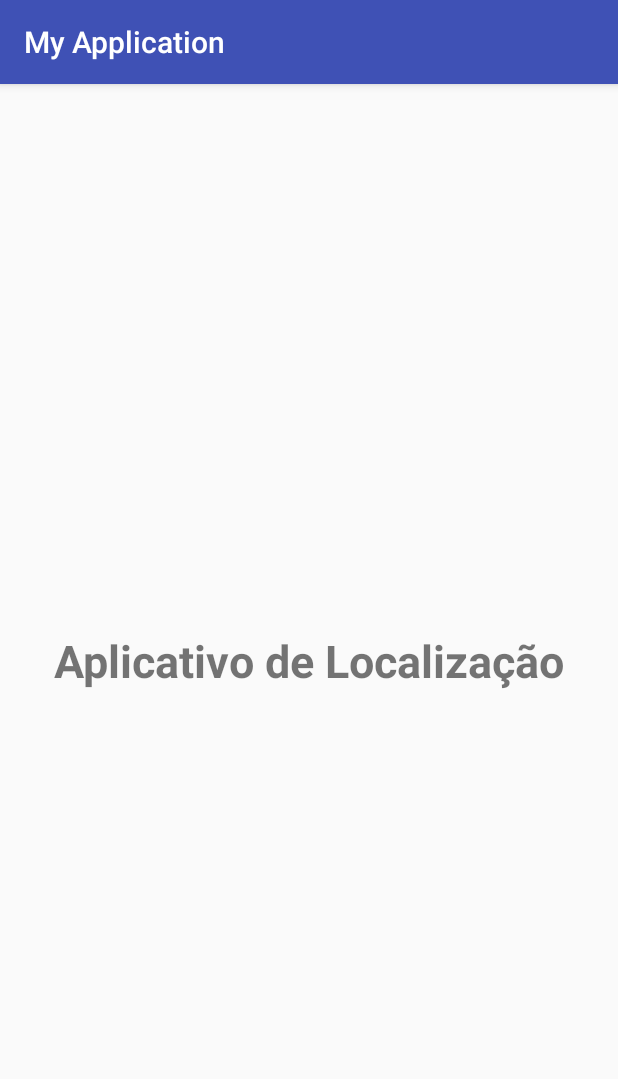
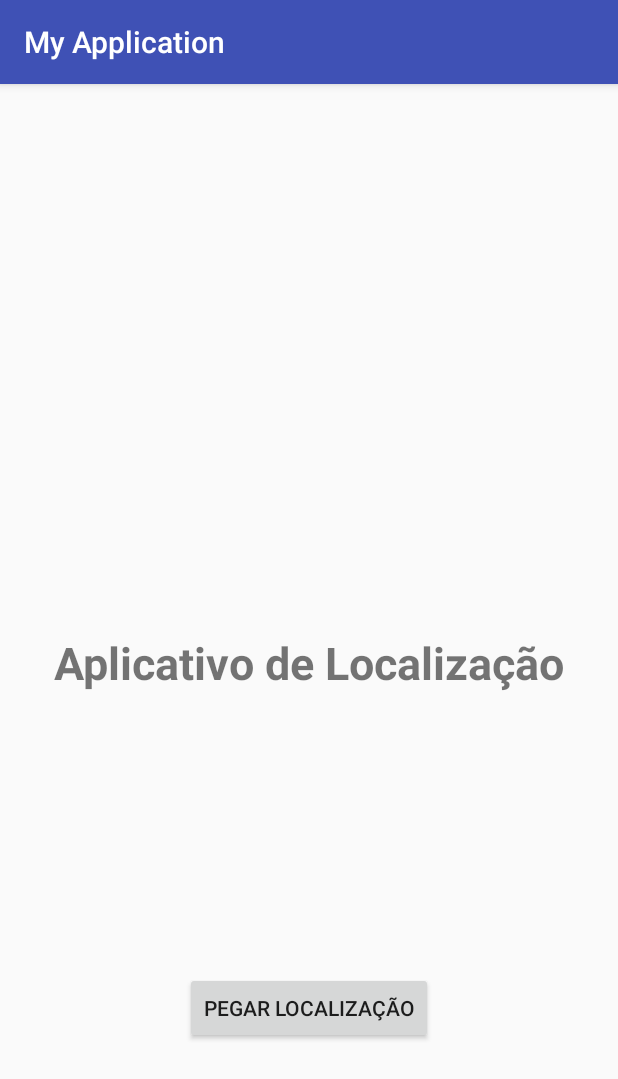
Before and after one commit to larissavalente/Localizacao, an Android app: the screen it shows after launch (MainActivity), on a phone screen of 412 x 824 dp. Shown: the top 1079 px of the screen. Run offline under Robolectric (Android 15) with nearby library versions, the phone set to English and light mode, and no system bars.

Commit message:
criei um botão para pegar a localização.

```diff
--- a/app/src/main/res/layout/activity_main.xml
+++ b/app/src/main/res/layout/activity_main.xml
@@ -15,6 +15,24 @@
         app:layout_constraintBottom_toBottomOf="parent"
         app:layout_constraintLeft_toLeftOf="parent"
         app:layout_constraintRight_toRightOf="parent"
-        app:layout_constraintTop_toTopOf="parent" />
+        app:layout_constraintTop_toTopOf="parent"
+        android:id="@+id/textView"
+        android:layout_marginLeft="0dp"
+        app:layout_constraintVertical_bias="0.502"
+        app:layout_constraintLeft_toRightOf="@+id/textView" />
+
+    <Button
+        android:id="@+id/button"
+        android:layout_width="wrap_content"
+        android:layout_height="wrap_content"
+        android:layout_marginBottom="8dp"
+        android:layout_marginLeft="8dp"
+        android:layout_marginRight="8dp"
+        android:layout_marginTop="66dp"
+        android:text="Pegar Localização"
+        app:layout_constraintBottom_toBottomOf="parent"
+        app:layout_constraintLeft_toLeftOf="parent"
+        app:layout_constraintRight_toRightOf="parent"
+        app:layout_constraintTop_toBottomOf="@+id/textView" />
 
 </android.support.constraint.ConstraintLayout>
```
